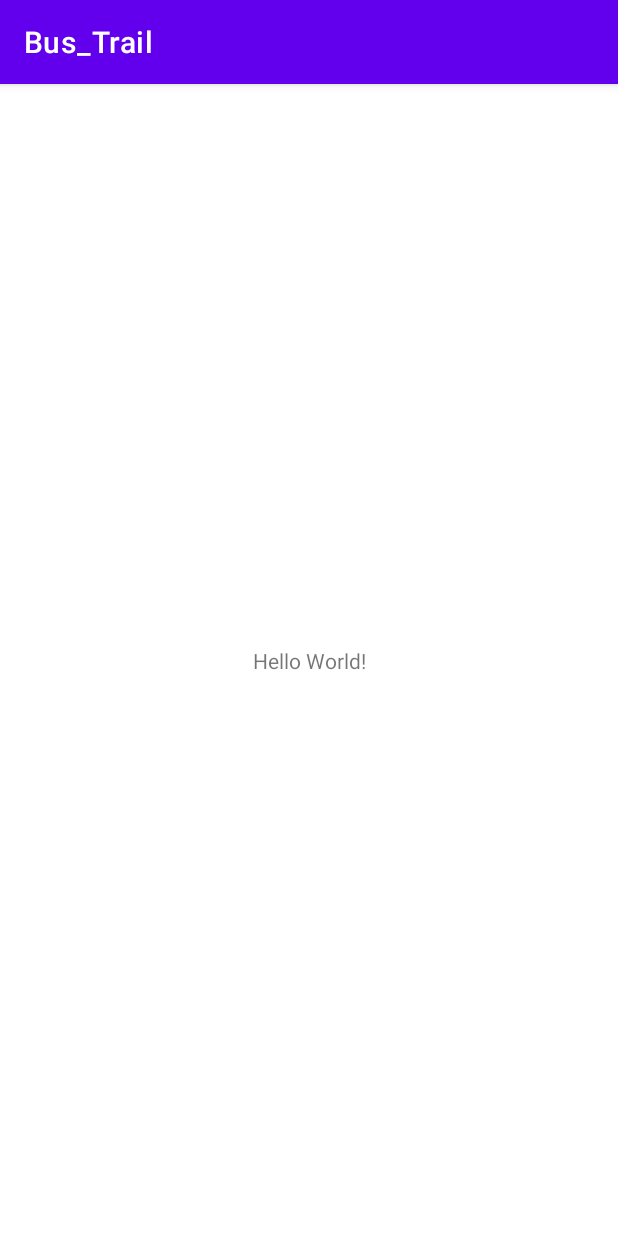
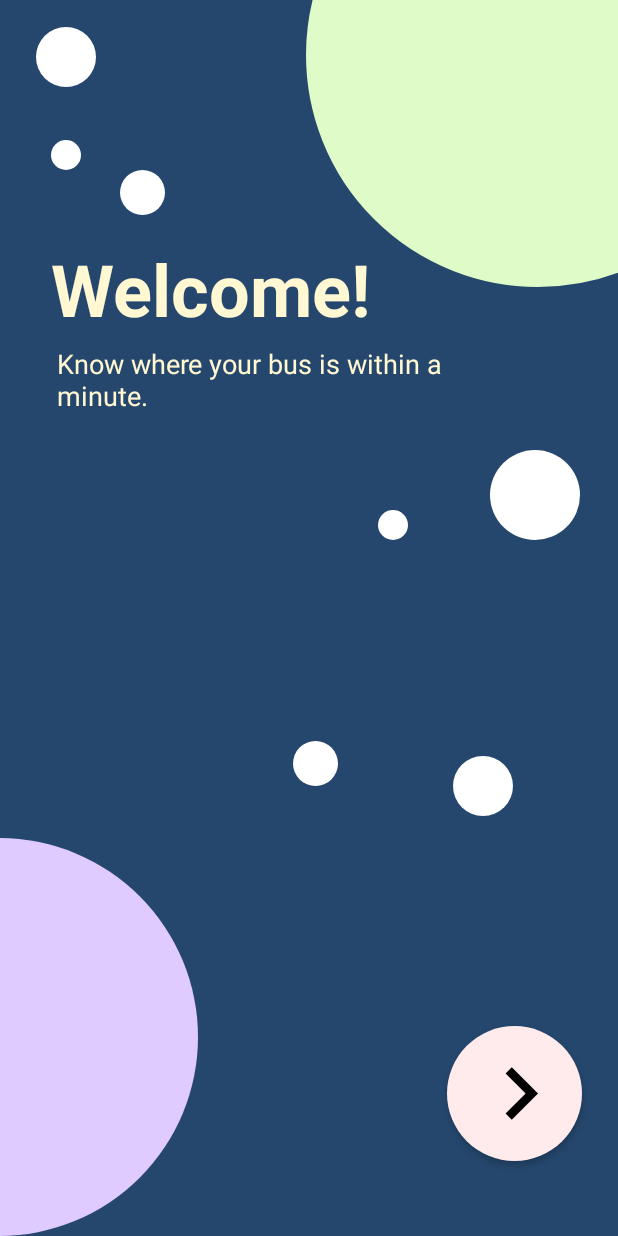
Before and after one commit to lailakchar/kolkata_public_bus_recgn, an Android app: the screen it shows after launch (MainActivity), on a phone screen of 412 x 824 dp. Run offline under Robolectric (Android 15) with nearby library versions, the phone set to English and light mode, and no system bars.

Commit message:
activity_main.xml Page Done!

```diff
--- a/app/build.gradle
+++ b/app/build.gradle
@@ -1,15 +1,16 @@
 plugins {
     id 'com.android.application'
+    id 'com.google.gms.google-services'
 }
 
 android {
-    compileSdkVersion 30
+    compileSdkVersion 31
     buildToolsVersion "30.0.3"
 
     defaultConfig {
         applicationId "com.example.bus_trail"
         minSdkVersion 21
-        targetSdkVersion 30
+        targetSdkVersion 31
         versionCode 1
         versionName "1.0"
 
@@ -33,6 +34,8 @@ dependencies {
     implementation 'androidx.appcompat:appcompat:1.4.1'
     implementation 'com.google.android.material:material:1.5.0'
     implementation 'androidx.constraintlayout:constraintlayout:2.1.3'
+    implementation 'com.google.firebase:firebase-auth:21.0.1'
+    implementation 'com.google.firebase:firebase-database:20.0.3'
     testImplementation 'junit:junit:4.+'
     androidTestImplementation 'androidx.test.ext:junit:1.1.3'
     androidTestImplementation 'androidx.test.espresso:espresso-core:3.4.0'
--- a/app/src/main/AndroidManifest.xml
+++ b/app/src/main/AndroidManifest.xml
@@ -9,7 +9,8 @@
         android:roundIcon="@mipmap/ic_launcher_round"
         android:supportsRtl="true"
         android:theme="@style/Theme.Bus_Trail">
-        <activity android:name=".MainActivity">
+        <activity android:name=".MainActivity"
+            android:exported="true">
             <intent-filter>
                 <action android:name="android.intent.action.MAIN" />
 
--- a/app/src/main/java/com/example/bus_trail/MainActivity.java
+++ b/app/src/main/java/com/example/bus_trail/MainActivity.java
@@ -2,13 +2,25 @@ package com.example.bus_trail;
 
 import androidx.appcompat.app.AppCompatActivity;
 
+import android.app.ActionBar;
+import android.os.Build;
 import android.os.Bundle;
+import android.view.View;
+import android.view.Window;
+import android.view.WindowManager;
 
 public class MainActivity extends AppCompatActivity {
 
     @Override
     protected void onCreate(Bundle savedInstanceState) {
         super.onCreate(savedInstanceState);
+
+        requestWindowFeature(Window.FEATURE_NO_TITLE);
+        this.getWindow().setFlags(
+                WindowManager.LayoutParams.FLAG_FULLSCREEN,
+                WindowManager.LayoutParams.FLAG_FULLSCREEN);
+
         setContentView(R.layout.activity_main);
+
     }
 }
--- /dev/null
+++ b/app/src/main/res/drawable/circle_green.xml
@@ -0,0 +1,5 @@
+<?xml version="1.0" encoding="utf-8"?>
+<shape android:shape="oval" android:innerRadius="309dp" xmlns:android="http://schemas.android.com/apk/res/android">
+    <solid android:color="@color/mint_green" />
+    <stroke android:color="@color/mint_green" android:width="2dp"/>
+</shape>
--- /dev/null
+++ b/app/src/main/res/drawable/circle_purple.xml
@@ -0,0 +1,9 @@
+<?xml version="1.0" encoding="utf-8"?>
+<shape android:shape="oval" android:innerRadius="265dp"  xmlns:android="http://schemas.android.com/apk/res/android">
+
+
+    <solid android:color="@color/purple"/>
+
+
+
+</shape>
--- /dev/null
+++ b/app/src/main/res/drawable/circle_white.xml
@@ -0,0 +1,9 @@
+<?xml version="1.0" encoding="utf-8"?>
+<shape android:shape="oval" android:innerRadius="265dp"  xmlns:android="http://schemas.android.com/apk/res/android">
+
+
+    <solid android:color="@color/white"/>
+
+
+
+</shape>
--- /dev/null
+++ b/app/src/main/res/drawable/next_button.xml
@@ -0,0 +1,8 @@
+<?xml version="1.0" encoding="utf-8"?>
+
+<shape android:shape="oval"
+    xmlns:android="http://schemas.android.com/apk/res/android" >
+
+    <solid android:color="@color/light_pink"/>
+
+</shape>
--- /dev/null
+++ b/app/src/main/res/drawable/next_icon.xml
@@ -0,0 +1,10 @@
+<vector xmlns:android="http://schemas.android.com/apk/res/android"
+    android:width="24dp"
+    android:height="24dp"
+    android:viewportWidth="24"
+    android:viewportHeight="24"
+    android:tint="@color/black">
+  <path
+      android:fillColor="@android:color/white"
+      android:pathData="M10,6L8.59,7.41 13.17,12l-4.58,4.59L10,18l6,-6z"/>
+</vector>
--- a/app/src/main/res/layout/activity_main.xml
+++ b/app/src/main/res/layout/activity_main.xml
@@ -1,18 +1,149 @@
 <?xml version="1.0" encoding="utf-8"?>
-<androidx.constraintlayout.widget.ConstraintLayout xmlns:android="http://schemas.android.com/apk/res/android"
+<RelativeLayout xmlns:android="http://schemas.android.com/apk/res/android"
     xmlns:app="http://schemas.android.com/apk/res-auto"
     xmlns:tools="http://schemas.android.com/tools"
     android:layout_width="match_parent"
     android:layout_height="match_parent"
+    android:background="@color/dark_blue"
     tools:context=".MainActivity">
+
+
+    <View
+        android:layout_width="309dp"
+        android:layout_height="309dp"
+        android:layout_alignParentTop="true"
+        android:layout_alignParentEnd="true"
+        android:layout_marginTop="-118dp"
+        android:layout_marginEnd="-101dp"
+        android:background="@drawable/circle_green" />
+
+
+    <View
+        android:layout_width="265dp"
+        android:layout_height="265dp"
+        android:layout_alignParentLeft="true"
+        android:layout_alignParentBottom="true"
+        android:layout_marginLeft="-133dp"
+        android:background="@drawable/circle_purple"
+        app:layout_constraintVertical_bias="1" />
 
     <TextView
         android:layout_width="wrap_content"
         android:layout_height="wrap_content"
-        android:text="Hello World!"
-        app:layout_constraintBottom_toBottomOf="parent"
-        app:layout_constraintLeft_toLeftOf="parent"
-        app:layout_constraintRight_toRightOf="parent"
-        app:layout_constraintTop_toTopOf="parent" />
+        android:layout_alignParentLeft="true"
+        android:layout_alignParentTop="true"
+        android:layout_marginLeft="34dp"
+        android:layout_marginTop="160dp"
+        android:text="@string/welcome_"
+        android:textColor="@color/yellow"
+        android:textSize="48sp"
+        android:textStyle="bold"
+        />
 
-</androidx.constraintlayout.widget.ConstraintLayout>
+    <TextView
+        android:layout_width="272dp"
+        android:layout_height="wrap_content"
+        android:layout_alignParentLeft="true"
+        android:layout_alignParentTop="true"
+        android:layout_marginTop="230dp"
+        android:layout_marginLeft="38dp"
+        android:text="Know where your bus is within a minute."
+        android:textColor="@color/yellow"
+        android:textSize="18sp" />
+
+    <View
+        android:layout_width="40dp"
+        android:layout_height="40dp"
+        android:layout_alignParentLeft="true"
+        android:layout_alignParentTop="true"
+        android:layout_marginLeft="24dp"
+        android:layout_marginTop="18dp"
+        android:background="@drawable/circle_white" />
+
+    <View
+        android:id="@+id/view2"
+        android:layout_width="20dp"
+        android:layout_height="20dp"
+        android:layout_alignParentLeft="true"
+        android:layout_alignParentTop="true"
+        android:layout_marginLeft="34dp"
+        android:layout_marginTop="93dp"
+        android:background="@drawable/circle_white" />
+
+
+    <View
+        android:layout_width="30dp"
+        android:layout_height="30dp"
+        android:layout_alignParentLeft="true"
+        android:layout_alignParentTop="true"
+        android:layout_marginLeft="80dp"
+        android:layout_marginTop="113dp"
+        android:background="@drawable/circle_white" />
+
+
+    <View
+        android:layout_width="60dp"
+        android:layout_height="60dp"
+        android:layout_alignParentTop="true"
+        android:layout_alignParentRight="true"
+        android:layout_marginTop="300dp"
+        android:layout_marginRight="25dp"
+        android:background="@drawable/circle_white" />
+
+    <View
+        android:layout_width="40dp"
+        android:layout_height="40dp"
+        android:layout_alignParentRight="true"
+        android:layout_alignParentBottom="true"
+        android:layout_marginRight="70dp"
+        android:layout_marginBottom="280dp"
+        android:background="@drawable/circle_white" />
+
+    <View
+        android:layout_width="30dp"
+        android:layout_height="30dp"
+        android:layout_alignParentLeft="true"
+        android:layout_alignParentBottom="true"
+        android:layout_marginLeft="195dp"
+        android:layout_marginBottom="300dp"
+        android:background="@drawable/circle_white" />
+
+    <View
+        android:layout_width="20dp"
+        android:layout_height="20dp"
+        android:layout_alignParentTop="true"
+        android:layout_alignParentRight="true"
+        android:layout_marginTop="340dp"
+        android:layout_marginRight="140dp"
+        android:background="@drawable/circle_white" />
+
+
+    <View
+        android:layout_width="70dp"
+        android:layout_height="70dp"
+        android:background="@drawable/next_icon"
+        android:layout_alignParentRight="true"
+        android:layout_alignParentBottom="true"
+        android:layout_marginBottom="60dp"
+        android:elevation="5dp"
+        android:layout_marginRight="30dp"/>
+
+    <Button
+        android:id="@+id/button"
+        android:layout_width="90dp"
+        android:layout_height="90dp"
+        android:layout_alignParentRight="true"
+        android:layout_alignParentBottom="true"
+        android:layout_marginRight="24dp"
+        android:layout_marginBottom="50dp"
+        android:background="@drawable/next_button"
+        android:textColor="@color/black"
+        android:textSize="20sp"
+        app:backgroundTint="@null" />
+
+
+
+
+
+
+</RelativeLayout>
--- a/app/src/main/res/values/colors.xml
+++ b/app/src/main/res/values/colors.xml
@@ -7,4 +7,9 @@
     <color name="teal_700">#FF018786</color>
     <color name="black">#FF000000</color>
     <color name="white">#FFFFFFFF</color>
+    <color name="dark_blue">#25476D</color>
+    <color name="mint_green">#DFFCC8</color>
+    <color name="purple">#DFCBFF</color>
+    <color name="light_pink">#FFEBEB</color>
+    <color name="yellow">#FFF8D2</color>
 </resources>
--- a/app/src/main/res/values/strings.xml
+++ b/app/src/main/res/values/strings.xml
@@ -1,3 +1,4 @@
 <resources>
     <string name="app_name">Bus_Trail</string>
+    <string name="welcome_">Welcome!</string>
 </resources>
--- a/app/src/main/res/values/themes.xml
+++ b/app/src/main/res/values/themes.xml
@@ -1,6 +1,6 @@
 <resources xmlns:tools="http://schemas.android.com/tools">
     <!-- Base application theme. -->
-    <style name="Theme.Bus_Trail" parent="Theme.MaterialComponents.DayNight.DarkActionBar">
+    <style name="Theme.Bus_Trail" parent="Theme.MaterialComponents.DayNight.NoActionBar">
         <!-- Primary brand color. -->
         <item name="colorPrimary">@color/purple_500</item>
         <item name="colorPrimaryVariant">@color/purple_700</item>
@@ -12,5 +12,7 @@
         <!-- Status bar color. -->
         <item name="android:statusBarColor" tools:targetApi="l">?attr/colorPrimaryVariant</item>
         <!-- Customize your theme here. -->
+
+
     </style>
 </resources>
--- a/build.gradle
+++ b/build.gradle
@@ -5,7 +5,8 @@ buildscript {
         jcenter()
     }
     dependencies {
-        classpath "com.android.tools.build:gradle:4.1.1"
+        classpath 'com.android.tools.build:gradle:7.1.2'
+        classpath 'com.google.gms:google-services:4.3.10'
 
         // NOTE: Do not place your application dependencies here; they belong
         // in the individual module build.gradle files
```
Also changed, not shown: gradle/wrapper/gradle-wrapper.properties.
